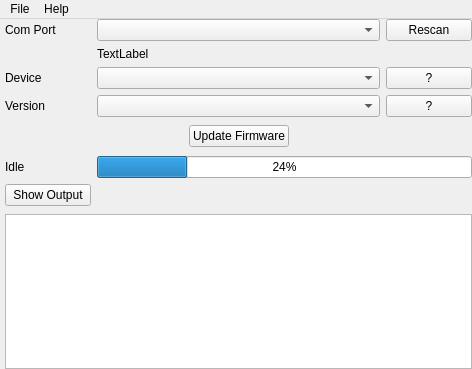
Before: the Qt Designer form DPWebUpdate/gui/mainwindow.ui in DynamicPerception/DPWebUpdate, drawn with Qt 5.
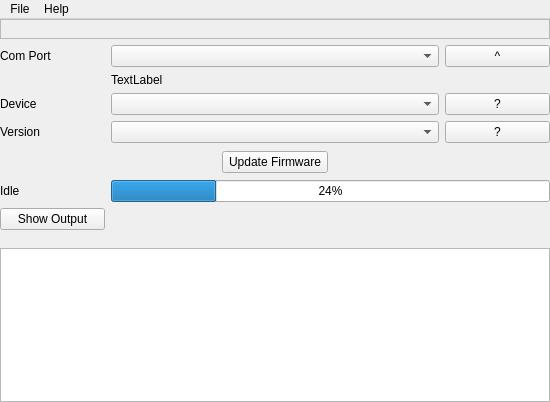
After: the same form once the commit is applied.

What changed in the file:
```diff
--- a/DPWebUpdate/gui/mainwindow.ui
+++ b/DPWebUpdate/gui/mainwindow.ui
@@ -6,112 +6,115 @@
    <rect>
     <x>0</x>
     <y>0</y>
-    <width>472</width>
-    <height>369</height>
+    <width>550</width>
+    <height>402</height>
    </rect>
   </property>
+  <property name="minimumSize">
+   <size>
+    <width>550</width>
+    <height>0</height>
+   </size>
+  </property>
+  <property name="maximumSize">
+   <size>
+    <width>550</width>
+    <height>16777215</height>
+   </size>
+  </property>
   <property name="windowTitle">
    <string>Dynamic Perception WebUpdate</string>
   </property>
+  <property name="documentMode">
+   <bool>false</bool>
+  </property>
   <widget class="QWidget" name="centralWidget">
-   <layout class="QVBoxLayout" name="verticalLayout">
-    <property name="spacing">
-     <number>-1</number>
-    </property>
-    <property name="leftMargin">
-     <number>5</number>
-    </property>
-    <property name="topMargin">
-     <number>0</number>
-    </property>
-    <property name="rightMargin">
-     <number>0</number>
-    </property>
-    <property name="bottomMargin">
+   <layout class="QVBoxLayout" name="verticalLayout" stretch="0">
+    <property name="margin">
      <number>0</number>
     </property>
     <item>
      <layout class="QGridLayout" name="gridLayout">
       <property name="spacing">
-       <number>-1</number>
+       <number>6</number>
       </property>
-      <item row="0" column="0">
+      <item row="1" column="0">
        <widget class="QLabel" name="portLabel">
         <property name="text">
          <string>Com Port</string>
         </property>
        </widget>
       </item>
-      <item row="0" column="1" colspan="3">
+      <item row="1" column="1" colspan="3">
        <widget class="QComboBox" name="portCombo">
         <property name="toolTip">
          <string>Select Com Port Device is Connected To</string>
         </property>
        </widget>
       </item>
-      <item row="0" column="4">
+      <item row="1" column="4">
        <widget class="QPushButton" name="rescanButton">
         <property name="toolTip">
          <string>Check for New Com Ports</string>
         </property>
         <property name="text">
-         <string>Rescan</string>
+         <string>^</string>
         </property>
        </widget>
       </item>
-      <item row="2" column="0">
+      <item row="3" column="0">
        <widget class="QLabel" name="deviceLabel">
         <property name="text">
          <string>Device</string>
         </property>
        </widget>
       </item>
-      <item row="2" column="1" colspan="3">
+      <item row="3" column="1" colspan="3">
        <widget class="QComboBox" name="deviceCombo">
         <property name="toolTip">
          <string>Select Device Type</string>
         </property>
        </widget>
       </item>
-      <item row="3" column="0">
+      <item row="4" column="0">
        <widget class="QLabel" name="versionLabel">
         <property name="text">
          <string>Version</string>
         </property>
        </widget>
       </item>
-      <item row="3" column="1" colspan="3">
+      <item row="4" column="1" colspan="3">
        <widget class="QComboBox" name="versionCombo">
         <property name="toolTip">
          <string>Select Firmware Version</string>
         </property>
        </widget>
       </item>
-      <item row="10" column="0">
+      <item row="11" column="0">
        <widget class="QLabel" name="actLabel">
         <property name="text">
          <string>Idle</string>
         </property>
        </widget>
       </item>
-      <item row="14" column="0" colspan="5">
+      <item row="15" column="0" colspan="5">
        <widget class="QTextEdit" name="outputText"/>
       </item>
-      <item row="1" column="1" colspan="4">
+      <item row="2" column="1" colspan="4">
        <widget class="QLabel" name="portHintLabel">
         <property name="text">
          <string>TextLabel</string>
         </property>
        </widget>
       </item>
-      <item row="10" column="1" colspan="4">
+      <item row="11" column="1" colspan="4">
        <widget class="QProgressBar" name="actProgress">
         <property name="value">
          <number>24</number>
         </property>
        </widget>
       </item>
-      <item row="7" column="2">
+      <item row="8" column="2">
        <widget class="QPushButton" name="updateButton">
         <property name="toolTip">
          <string>Send New Firmware to Device</string>
@@ -119,9 +122,15 @@
         <property name="text">
          <string>Update Firmware</string>
         </property>
+        <property name="autoDefault">
+         <bool>false</bool>
+        </property>
+        <property name="default">
+         <bool>false</bool>
+        </property>
        </widget>
       </item>
-      <item row="8" column="2">
+      <item row="9" column="2">
        <spacer name="verticalSpacer_3">
         <property name="orientation">
          <enum>Qt::Vertical</enum>
@@ -137,7 +146,7 @@
         </property>
        </spacer>
       </item>
-      <item row="5" column="2">
+      <item row="6" column="2">
        <spacer name="verticalSpacer_4">
         <property name="orientation">
          <enum>Qt::Vertical</enum>
@@ -153,7 +162,7 @@
         </property>
        </spacer>
       </item>
-      <item row="12" column="0">
+      <item row="13" column="0">
        <widget class="QPushButton" name="outputButton">
         <property name="toolTip">
          <string>Show Detailed Update Output</string>
@@ -163,23 +172,23 @@
         </property>
        </widget>
       </item>
-      <item row="13" column="0">
+      <item row="14" column="0">
        <spacer name="verticalSpacer_2">
         <property name="orientation">
          <enum>Qt::Vertical</enum>
         </property>
         <property name="sizeType">
-         <enum>QSizePolicy::Expanding</enum>
+         <enum>QSizePolicy::Maximum</enum>
         </property>
         <property name="sizeHint" stdset="0">
          <size>
           <width>20</width>
-          <height>40</height>
+          <height>50</height>
          </size>
         </property>
        </spacer>
       </item>
-      <item row="2" column="4">
+      <item row="3" column="4">
        <widget class="QPushButton" name="deviceInfoButton">
         <property name="toolTip">
          <string>About this Device</string>
@@ -189,7 +198,7 @@
         </property>
        </widget>
       </item>
-      <item row="3" column="4">
+      <item row="4" column="4">
        <widget class="QPushButton" name="versionInfoButton">
         <property name="toolTip">
          <string>About This Version</string>
@@ -199,6 +208,28 @@
         </property>
        </widget>
       </item>
+      <item row="0" column="0" colspan="5">
+       <widget class="QFrame" name="logoFrame">
+        <property name="minimumSize">
+         <size>
+          <width>0</width>
+          <height>20</height>
+         </size>
+        </property>
+        <property name="baseSize">
+         <size>
+          <width>0</width>
+          <height>20</height>
+         </size>
+        </property>
+        <property name="frameShape">
+         <enum>QFrame::StyledPanel</enum>
+        </property>
+        <property name="frameShadow">
+         <enum>QFrame::Raised</enum>
+        </property>
+       </widget>
+      </item>
      </layout>
     </item>
    </layout>
@@ -208,7 +239,7 @@
     <rect>
      <x>0</x>
      <y>0</y>
-     <width>472</width>
+     <width>550</width>
      <height>22</height>
     </rect>
    </property>
```
